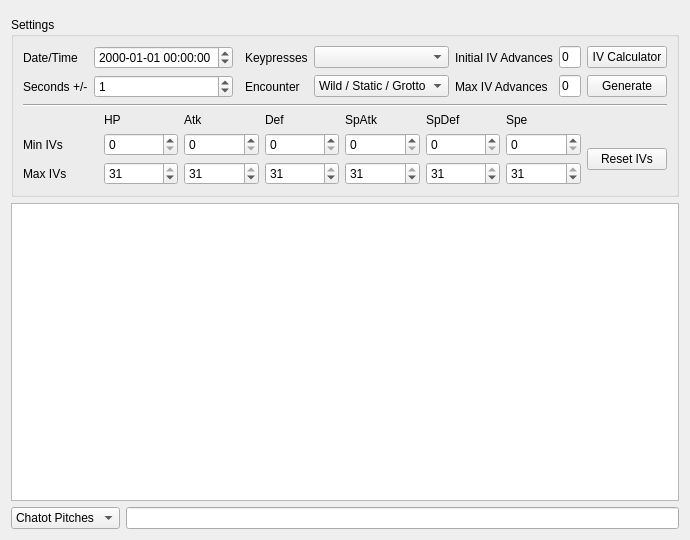
Before: the Qt Designer form Form/Gen5/Tools/AdjacentSeeds.ui in NickPlayeZ/PokeFinder, drawn with Qt 5.
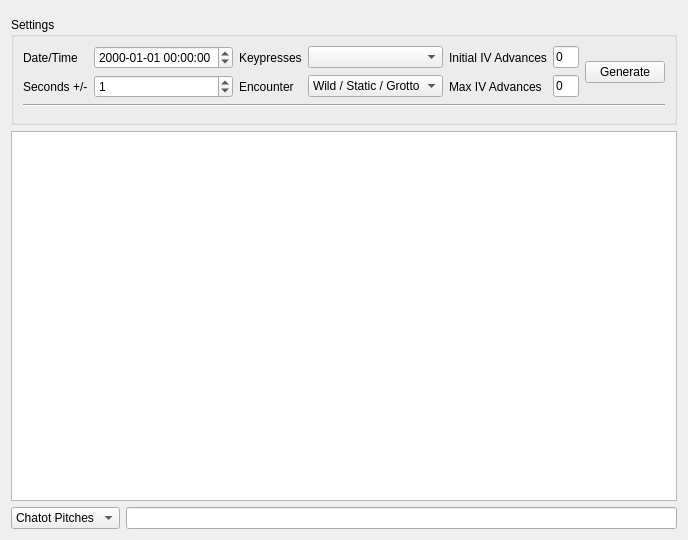
After: the same form once the commit is applied. Custom widgets are drawn as their Qt base class.

Patch:
```diff
--- a/Form/Gen5/Tools/AdjacentSeeds.ui
+++ b/Form/Gen5/Tools/AdjacentSeeds.ui
@@ -6,7 +6,7 @@
    <rect>
     <x>0</x>
     <y>0</y>
-    <width>682</width>
+    <width>688</width>
     <height>540</height>
    </rect>
   </property>
@@ -22,28 +22,7 @@
      <property name="title">
       <string>Settings</string>
      </property>
-     <layout class="QGridLayout" name="gridLayoutSettings">
-      <item row="1" column="1">
-       <widget class="QSpinBox" name="spinBoxSeconds">
-        <property name="value">
-         <number>1</number>
-        </property>
-       </widget>
-      </item>
-      <item row="1" column="3">
-       <widget class="QLabel" name="labelMethod">
-        <property name="text">
-         <string>Encounter</string>
-        </property>
-       </widget>
-      </item>
-      <item row="0" column="9">
-       <widget class="QPushButton" name="pushButtonIVCalculator">
-        <property name="text">
-         <string>IV Calculator</string>
-        </property>
-       </widget>
-      </item>
+     <layout class="QGridLayout" name="gridLayout_1">
       <item row="0" column="0">
        <widget class="QLabel" name="labelDateTime">
         <property name="text">
@@ -58,13 +37,6 @@
         </property>
        </widget>
       </item>
-      <item row="1" column="8">
-       <widget class="TextBox" name="textBoxMaxIVAdvance">
-        <property name="text">
-         <string notr="true">0</string>
-        </property>
-       </widget>
-      </item>
       <item row="1" column="0">
        <widget class="QLabel" name="labelSeconds">
         <property name="text">
@@ -72,45 +44,31 @@
         </property>
        </widget>
       </item>
-      <item row="0" column="4" colspan="3">
-       <widget class="CheckList" name="checkListKeypresses"/>
-      </item>
-      <item row="1" column="9">
-       <widget class="QPushButton" name="pushButtonGenerate">
-        <property name="text">
-         <string>Generate</string>
+      <item row="1" column="1">
+       <widget class="QSpinBox" name="spinBoxSeconds">
+        <property name="value">
+         <number>1</number>
         </property>
        </widget>
       </item>
-      <item row="1" column="7">
-       <widget class="QLabel" name="labelMaxIVAdvance">
-        <property name="text">
-         <string>Max IV Advances</string>
-        </property>
-       </widget>
-      </item>
-      <item row="0" column="3">
+      <item row="0" column="2">
        <widget class="QLabel" name="labelKeypresses">
         <property name="text">
          <string>Keypresses</string>
         </property>
        </widget>
       </item>
-      <item row="0" column="7">
-       <widget class="QLabel" name="labelMinIVAdvance">
-        <property name="text">
-         <string>Initial IV Advances</string>
-        </property>
-       </widget>
+      <item row="0" column="3">
+       <widget class="CheckList" name="checkListKeypresses"/>
       </item>
-      <item row="0" column="8">
-       <widget class="TextBox" name="textBoxMinIVAdvance">
+      <item row="1" column="2">
+       <widget class="QLabel" name="labelMethod">
         <property name="text">
-         <string notr="true">0</string>
+         <string>Encounter</string>
         </property>
        </widget>
       </item>
-      <item row="1" column="4" colspan="3">
+      <item row="1" column="3">
        <widget class="QComboBox" name="comboBoxMethod">
         <item>
          <property name="text">
@@ -124,181 +82,50 @@
         </item>
        </widget>
       </item>
-      <item row="2" column="0" colspan="10">
+      <item row="0" column="4">
+       <widget class="QLabel" name="labelMinIVAdvance">
+        <property name="text">
+         <string>Initial IV Advances</string>
+        </property>
+       </widget>
+      </item>
+      <item row="0" column="5">
+       <widget class="TextBox" name="textBoxMinIVAdvance">
+        <property name="text">
+         <string notr="true">0</string>
+        </property>
+       </widget>
+      </item>
+      <item row="1" column="4">
+       <widget class="QLabel" name="labelMaxIVAdvance">
+        <property name="text">
+         <string>Max IV Advances</string>
+        </property>
+       </widget>
+      </item>
+      <item row="1" column="5">
+       <widget class="TextBox" name="textBoxMaxIVAdvance">
+        <property name="text">
+         <string notr="true">0</string>
+        </property>
+       </widget>
+      </item>
+      <item row="0" column="6" rowspan="2">
+       <widget class="QPushButton" name="pushButtonGenerate">
+        <property name="text">
+         <string>Generate</string>
+        </property>
+       </widget>
+      </item>
+      <item row="2" column="0" colspan="7">
        <widget class="Line" name="lineIVSeparator">
         <property name="orientation">
          <enum>Qt::Horizontal</enum>
         </property>
        </widget>
       </item>
-      <item row="3" column="0" colspan="10">
-       <layout class="QGridLayout" name="gridLayoutIVs">
-        <item row="0" column="1">
-         <widget class="QLabel" name="labelHP">
-          <property name="text">
-           <string>HP</string>
-          </property>
-         </widget>
-        </item>
-        <item row="0" column="2">
-         <widget class="QLabel" name="labelAtk">
-          <property name="text">
-           <string>Atk</string>
-          </property>
-         </widget>
-        </item>
-        <item row="0" column="3">
-         <widget class="QLabel" name="labelDef">
-          <property name="text">
-           <string>Def</string>
-          </property>
-         </widget>
-        </item>
-        <item row="0" column="4">
-         <widget class="QLabel" name="labelSpAtk">
-          <property name="text">
-           <string>SpAtk</string>
-          </property>
-         </widget>
-        </item>
-        <item row="0" column="5">
-         <widget class="QLabel" name="labelSpDef">
-          <property name="text">
-           <string>SpDef</string>
-          </property>
-         </widget>
-        </item>
-        <item row="0" column="6">
-         <widget class="QLabel" name="labelSpe">
-          <property name="text">
-           <string>Spe</string>
-          </property>
-         </widget>
-        </item>
-        <item row="1" column="0">
-         <widget class="QLabel" name="labelMinIVs">
-          <property name="text">
-           <string>Min IVs</string>
-          </property>
-         </widget>
-        </item>
-        <item row="1" column="1">
-         <widget class="QSpinBox" name="spinBoxHPMin">
-          <property name="maximum">
-           <number>31</number>
-          </property>
-         </widget>
-        </item>
-        <item row="1" column="2">
-         <widget class="QSpinBox" name="spinBoxAtkMin">
-          <property name="maximum">
-           <number>31</number>
-          </property>
-         </widget>
-        </item>
-        <item row="1" column="3">
-         <widget class="QSpinBox" name="spinBoxDefMin">
-          <property name="maximum">
-           <number>31</number>
-          </property>
-         </widget>
-        </item>
-        <item row="1" column="4">
-         <widget class="QSpinBox" name="spinBoxSpAMin">
-          <property name="maximum">
-           <number>31</number>
-          </property>
-         </widget>
-        </item>
-        <item row="1" column="5">
-         <widget class="QSpinBox" name="spinBoxSpDMin">
-          <property name="maximum">
-           <number>31</number>
-          </property>
-         </widget>
-        </item>
-        <item row="1" column="6">
-         <widget class="QSpinBox" name="spinBoxSpeMin">
-          <property name="maximum">
-           <number>31</number>
-          </property>
-         </widget>
-        </item>
-        <item row="2" column="0">
-         <widget class="QLabel" name="labelMaxIVs">
-          <property name="text">
-           <string>Max IVs</string>
-          </property>
-         </widget>
-        </item>
-        <item row="2" column="1">
-         <widget class="QSpinBox" name="spinBoxHPMax">
-          <property name="maximum">
-           <number>31</number>
-          </property>
-          <property name="value">
-           <number>31</number>
-          </property>
-         </widget>
-        </item>
-        <item row="2" column="2">
-         <widget class="QSpinBox" name="spinBoxAtkMax">
-          <property name="maximum">
-           <number>31</number>
-          </property>
-          <property name="value">
-           <number>31</number>
-          </property>
-         </widget>
-        </item>
-        <item row="2" column="3">
-         <widget class="QSpinBox" name="spinBoxDefMax">
-          <property name="maximum">
-           <number>31</number>
-          </property>
-          <property name="value">
-           <number>31</number>
-          </property>
-         </widget>
-        </item>
-        <item row="2" column="4">
-         <widget class="QSpinBox" name="spinBoxSpAMax">
-          <property name="maximum">
-           <number>31</number>
-          </property>
-          <property name="value">
-           <number>31</number>
-          </property>
-         </widget>
-        </item>
-        <item row="2" column="5">
-         <widget class="QSpinBox" name="spinBoxSpDMax">
-          <property name="maximum">
-           <number>31</number>
-          </property>
-          <property name="value">
-           <number>31</number>
-          </property>
-         </widget>
-        </item>
-        <item row="2" column="6">
-         <widget class="QSpinBox" name="spinBoxSpeMax">
-          <property name="maximum">
-           <number>31</number>
-          </property>
-          <property name="value">
-           <number>31</number>
-          </property>
-         </widget>
-        </item>
-        <item row="1" column="7" rowspan="2">
-         <widget class="QPushButton" name="pushButtonResetIVs">
-          <property name="text">
-           <string>Reset IVs</string>
-          </property>
-         </widget>
-        </item>
-       </layout>
+      <item row="3" column="0" colspan="7">
+       <widget class="IVFilter" name="ivFilter" native="true"/>
       </item>
      </layout>
     </widget>
@@ -334,6 +161,17 @@
   </layout>
  </widget>
  <customwidgets>
+  <customwidget>
+   <class>CheckList</class>
+   <extends>QComboBox</extends>
+   <header>Form/Controls/CheckList.hpp</header>
+  </customwidget>
+  <customwidget>
+   <class>IVFilter</class>
+   <extends>QWidget</extends>
+   <header>Form/Controls/IVFilter.hpp</header>
+   <container>1</container>
+  </customwidget>
   <customwidget>
    <class>TextBox</class>
    <extends>QLineEdit</extends>
@@ -349,11 +187,6 @@
    <extends>QDateTimeEdit</extends>
    <header>Form/Controls/DateTimeEdit.hpp</header>
   </customwidget>
-  <customwidget>
-   <class>CheckList</class>
-   <extends>QComboBox</extends>
-   <header>Form/Controls/CheckList.hpp</header>
-  </customwidget>
   <customwidget>
    <class>ProfileDisplay5</class>
    <extends>QWidget</extends>
```
Left out of the diff: 14 changed lines with no effect on the pictures.
